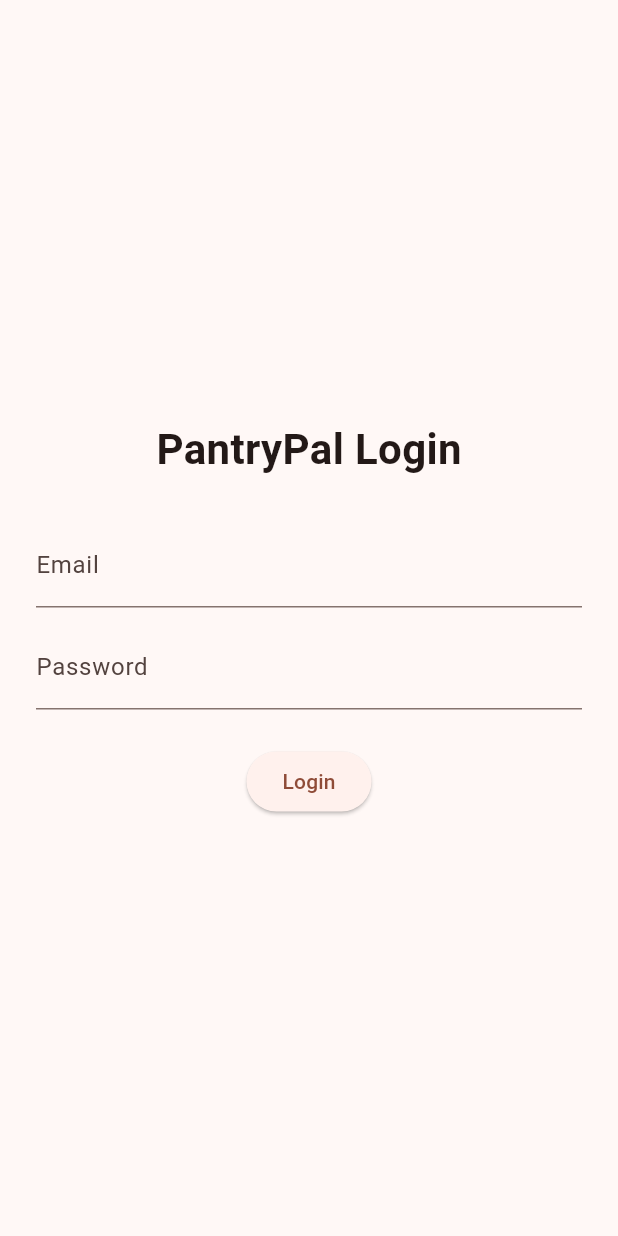
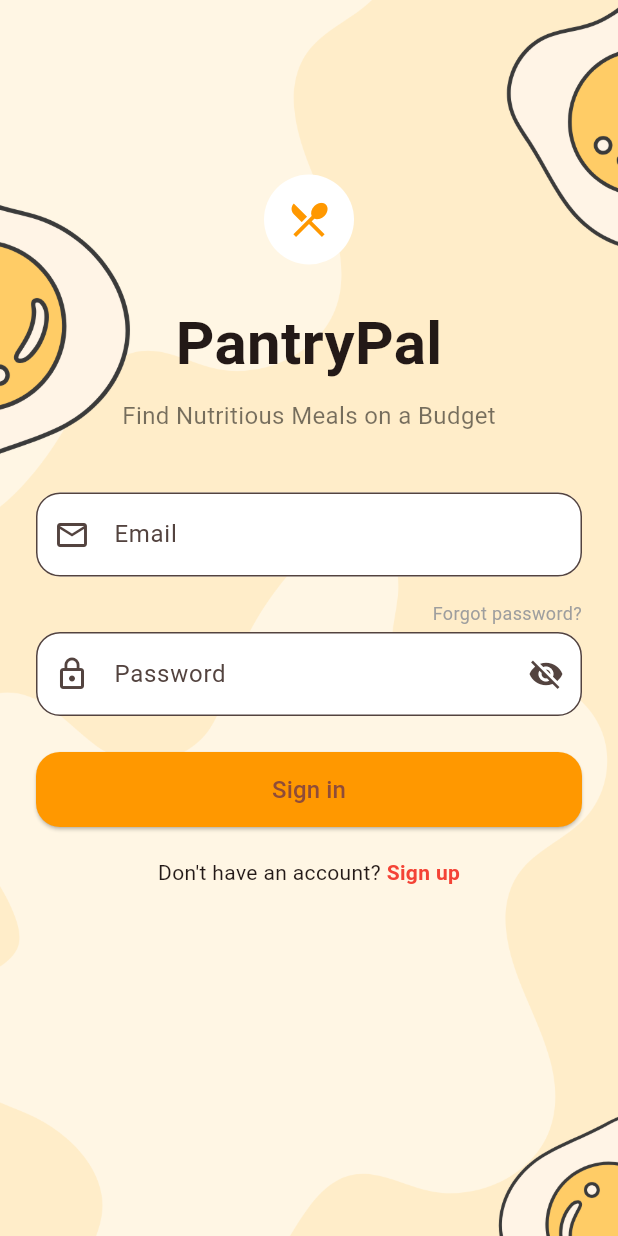
Before and after one commit to varsha698/PantryPalApp, a Flutter app: the screen it shows after launch, on a phone screen of 412 x 824 dp. Run offline on Flutter 3.47's test engine with Material 3 defaults, Android fonts, the phone set to English and light mode, and no system bars; our stand-ins replace firebase_auth, firebase_core; accounts and stored records are empty.

Commit message:
Added the sign up and the background image to the interface

```diff
--- a/lib/screens/login_screen.dart
+++ b/lib/screens/login_screen.dart
@@ -11,6 +11,7 @@ class LoginScreen extends StatefulWidget {
 class _LoginScreenState extends State<LoginScreen> {
   final emailController = TextEditingController();
   final passwordController = TextEditingController();
+  bool _obscurePassword = true;
 
   Future<void> login() async {
     try {
@@ -18,11 +19,9 @@ class _LoginScreenState extends State<LoginScreen> {
         email: emailController.text.trim(),
         password: passwordController.text.trim(),
       );
-
       ScaffoldMessenger.of(context).showSnackBar(
         const SnackBar(content: Text('Login successful!')),
       );
-
       // TODO: Navigate to your home screen here
     } on FirebaseAuthException catch (e) {
       ScaffoldMessenger.of(context).showSnackBar(
@@ -34,30 +33,133 @@ class _LoginScreenState extends State<LoginScreen> {
   @override
   Widget build(BuildContext context) {
     return Scaffold(
-      body: Padding(
-        padding: const EdgeInsets.all(24),
+      body: Stack(
+        children: [
+          // 🍑 Background image
+          Positioned.fill(
+            child: Image.asset(
+              'assets/images/login_bg.png', // Make sure you add this image
+              fit: BoxFit.cover,
+            ),
+          ),
+          SafeArea(
+            child: Padding(
+              padding: const EdgeInsets.symmetric(horizontal: 24.0),
               child: Column(
-          mainAxisAlignment: MainAxisAlignment.center,
+                crossAxisAlignment: CrossAxisAlignment.start,
                 children: [
-            const Text('PantryPal Login', style: TextStyle(fontSize: 28, fontWeight: FontWeight.bold)),
-            const SizedBox(height: 30),
+                  const Spacer(flex: 1),
+
+                  // 👩‍🍳 Logo
+                  Center(
+                    child: Container(
+                      height: 60,
+                      width: 60,
+                      decoration: const BoxDecoration(
+                        shape: BoxShape.circle,
+                        color: Colors.white,
+                      ),
+                      child: const Icon(Icons.restaurant_menu, color: Colors.orange, size: 30),
+                    ),
+                  ),
+                  const SizedBox(height: 24),
+
+                  const Center(
+                    child: Text(
+                      'PantryPal',
+                      style: TextStyle(fontSize: 40, fontWeight: FontWeight.bold),
+                    ),
+                  ),
+                  const SizedBox(height: 8),
+                  const Center(
+                    child: Text(
+                      'Find Nutritious Meals on a Budget',
+                      style: TextStyle(fontSize: 16, color: Colors.black54),
+                    ),
+                  ),
+                  const SizedBox(height: 40),
+
                   TextField(
                     controller: emailController,
-              decoration: const InputDecoration(labelText: 'Email'),
+                    decoration: InputDecoration(
+                      hintText: 'Email',
+                      filled: true,
+                      fillColor: Colors.white,
+                      border: OutlineInputBorder(borderRadius: BorderRadius.circular(16)),
+                      prefixIcon: const Icon(Icons.email_outlined),
                     ),
-            const SizedBox(height: 12),
-            TextField(
-              controller: passwordController,
-              obscureText: true,
-              decoration: const InputDecoration(labelText: 'Password'),
                   ),
-            const SizedBox(height: 24),
-            ElevatedButton(
-              onPressed: login,
-              child: const Text('Login'),
+                  const SizedBox(height: 16),
+
+                  Row(
+                    mainAxisAlignment: MainAxisAlignment.spaceBetween,
+                    children: const [
+                      SizedBox(),
+                      Text(
+                        'Forgot password?',
+                        style: TextStyle(fontSize: 12, color: Colors.grey),
                       ),
                     ],
                   ),
+                  const SizedBox(height: 4),
+
+                  TextField(
+                    controller: passwordController,
+                    obscureText: _obscurePassword,
+                    decoration: InputDecoration(
+                      hintText: 'Password',
+                      filled: true,
+                      fillColor: Colors.white,
+                      border: OutlineInputBorder(borderRadius: BorderRadius.circular(16)),
+                      prefixIcon: const Icon(Icons.lock_outline),
+                      suffixIcon: IconButton(
+                        icon: Icon(Icons.visibility_off),
+                        onPressed: () {
+                          setState(() {
+                            _obscurePassword = !_obscurePassword;
+                          });
+                        },
+                      ),
+                    ),
+                  ),
+                  const SizedBox(height: 24),
+
+                  SizedBox(
+                    width: double.infinity,
+                    height: 50,
+                    child: ElevatedButton(
+                      onPressed: login,
+                      style: ElevatedButton.styleFrom(
+                        backgroundColor: Colors.orange,
+                        shape: RoundedRectangleBorder(borderRadius: BorderRadius.circular(16)),
+                      ),
+                      child: const Text('Sign in', style: TextStyle(fontSize: 16)),
+                    ),
+                  ),
+                  const SizedBox(height: 20),
+
+                  Row(
+                    mainAxisAlignment: MainAxisAlignment.center,
+                    children: [
+                      const Text("Don't have an account? "),
+                      GestureDetector(
+                        onTap: () {
+                          // Navigate to SignUp screen
+                        },
+                        child: const Text(
+                          "Sign up",
+                          style: TextStyle(color: Colors.red, fontWeight: FontWeight.bold),
+                        ),
+                      ),
+                    ],
+                  ),
+
+                  const Spacer(flex: 2),
+                ],
+              ),
+            ),
+          ),
+        ],
       ),
     );
   }
--- a/pubspec.yaml
+++ b/pubspec.yaml
@@ -58,6 +58,8 @@ flutter:
   # included with your application, so that you can use the icons in
   # the material Icons class.
   uses-material-design: true
+  assets:
+    - assets/images/login_bg.png
 
   # To add assets to your application, add an assets section, like this:
   # assets:
```
Also changed, not shown: assets/images/login_bg.png (added), 1 other file. Lines whose indentation alone changed are shown as unchanged.
